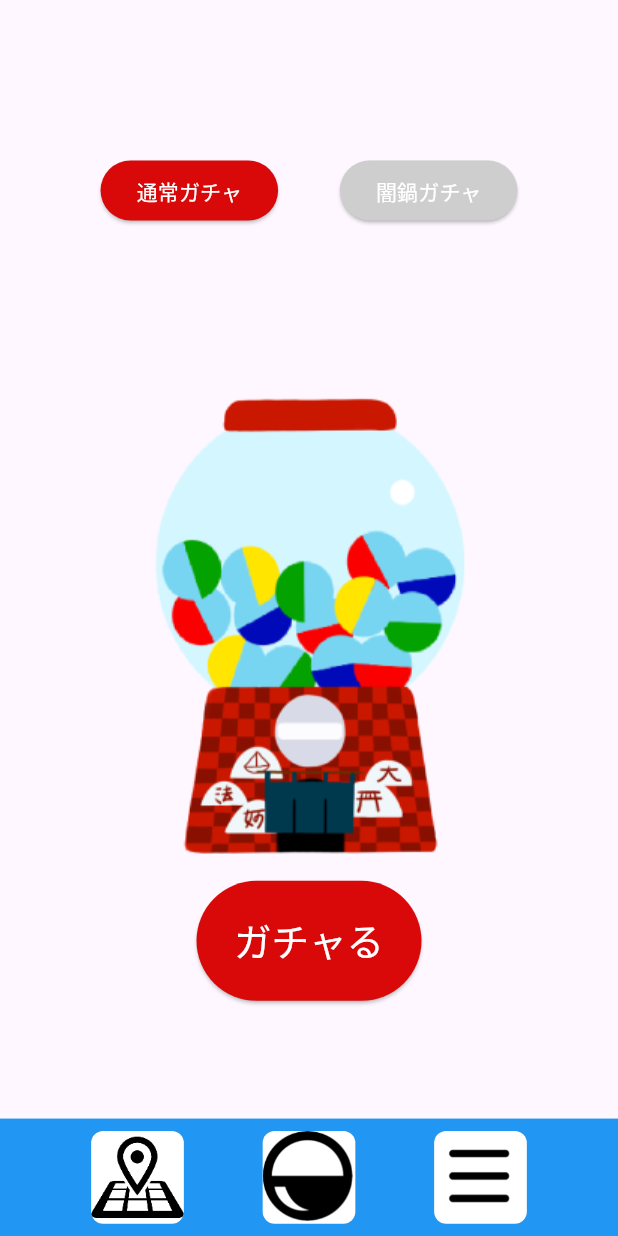
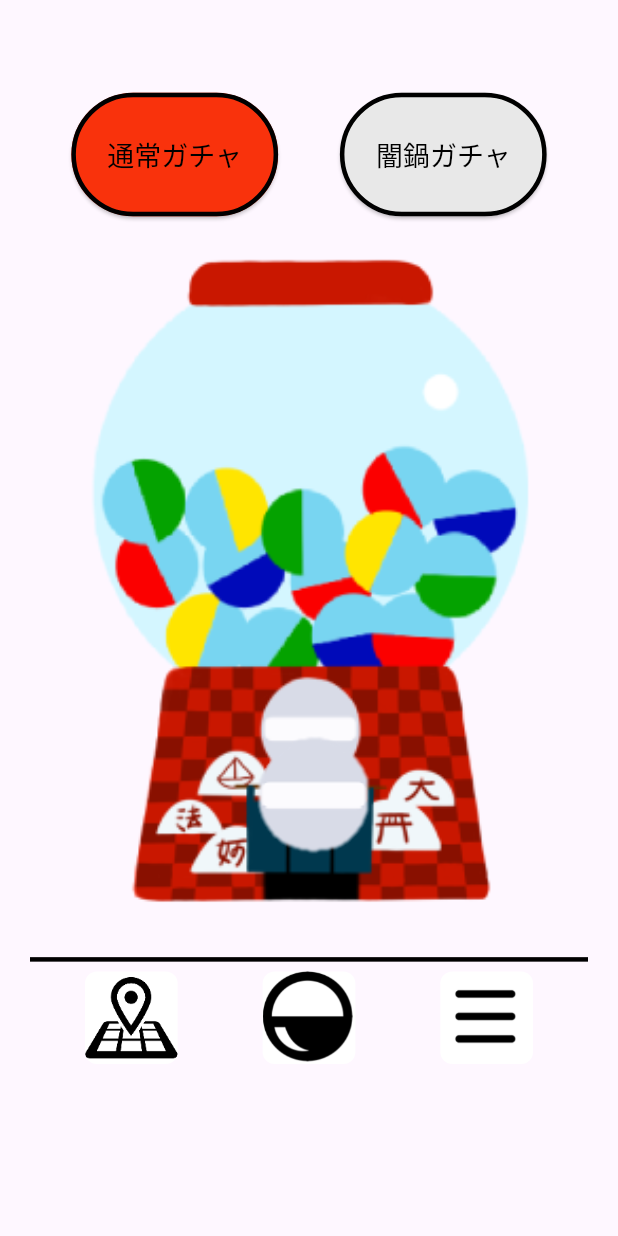
Before and after one commit to simeiro/amanojaku, a Flutter app: the SettingPage screen opened by its route, item 2 of the bottom bar chosen, after a tap on "通常ガチャ", on a phone screen of 412 x 824 dp. Run offline on Flutter 3.47's test engine with Material 2 defaults, Android fonts, the phone set to English and light mode, and no system bars; our stand-ins replace google_fonts, google_maps_flutter.

Commit message:
add: 通常ガチャ画面
-通常ガチャ画面がほぼできた
-下のアイコンができた

```diff
--- a/lib/dark_gotcha_page.dart
+++ b/lib/dark_gotcha_page.dart
@@ -1,104 +1,138 @@
 import 'package:flutter/material.dart';
+import 'package:google_fonts/google_fonts.dart';
 
 class DarkGotchaPage extends StatelessWidget {
   const DarkGotchaPage({super.key});
 
-
   @override
   Widget build(BuildContext context) {
-    final Size size = MediaQuery.of(context).size;
+    final sizes = MediaQuery.of(context).size; // 画面サイズを取得する
     return Scaffold(
         body: Column(
+      // 縦に並べる
       children: [
-            //const Text('マップの画面'),
-            Column( // 縦
-          mainAxisAlignment: MainAxisAlignment.start,
+        Column(
+          // 縦に並べる
+          // mainAxisAlignment: MainAxisAlignment.start,
           children: <Widget>[
-            Row( // 横
-              mainAxisAlignment: MainAxisAlignment.center,
+            Row(
+                // 横に並べる
+                mainAxisAlignment: MainAxisAlignment.center, // 中央に揃える
                 children: [
-                Padding(
-                  padding: EdgeInsets.only(top: size.height * 0.125, right: size.width * 0.1),
-                  child: ElevatedButton( // 「通常ガチャ」ボタン
+                  Container(
+                    // ボタン：通常ガチャ
+                    padding: EdgeInsets.only(
+                        top: sizes.height * 0.075, // 縦要素を7.5%分空ける
+                        right: sizes.width * 0.1 // 横要素を10%分空ける
+                        ),
+                    height: sizes.height * 0.175, // 縦の大きさを全体の17.5%にする
+                    child: ElevatedButton(
                       style: ElevatedButton.styleFrom(
-                      backgroundColor: const Color(0xFFD90909),
-                    ),
-                    child: const Text(
+                          backgroundColor: const Color(0xFFF9320C),
+                          side: const BorderSide(
+                            // 外枠線
+                            color: Colors.black, // テキストカラー：black
+                            width: 3, //太さ
+                          )),
+                      child: Text(
+                        //テキスト：ハンドルをタップ
                         '通常ガチャ',
-                      style: TextStyle(
-                      color: Colors.white, // テキストの色を白に設定
+                        style: GoogleFonts.zenMaruGothic(
+                            // フォント
+                            textStyle:
+                                Theme.of(context).textTheme.headlineMedium,
+                            color: Colors.black, // テキストカラー：black
+                            fontSize: 18 // フォントサイズ：18
                             ),
                       ),
-
-                    onPressed: (){
-                    // ここにボタンを押した時に呼ばれるコードを書く
-                    },
+                      onPressed: () {},
                     ),
                   ),
-                Padding(
-                  padding: EdgeInsets.only(top: size.height * 0.125),
-                  child: ElevatedButton( // 「闇鍋ガチャ」ボタン
+                  Container(
+                    // ボタン：闇鍋ガチャ
+                    padding: EdgeInsets.only(top: sizes.height * 0.075),
+                    height: sizes.height * 0.175,
+                    child: ElevatedButton(
                       style: ElevatedButton.styleFrom(
-                      backgroundColor: const Color(0xFFCECECE),
+                          backgroundColor: const Color(0xFFE8E8E8),
+                          side: const BorderSide(
+                            color: Colors.black,
+                            width: 3,
+                          )),
+                      child: Text(
+                        '闇鍋ガチャ',
+                        style: GoogleFonts.zenMaruGothic(
+                            textStyle:
+                                Theme.of(context).textTheme.headlineMedium,
+                            color: Colors.black,
+                            fontSize: 18),
                       ),
-                    child: const Text(
-                      '闇鍋ガチャ',
-                      style: TextStyle(
-                        color: Colors.white,
-                      ),
-                      ),
-                    onPressed: (){
-                    // ここにボタンを押した時に呼ばれるコードを書く
+                      onPressed: () {
+                        // 闇鍋ガチャの画面に遷移する
                       },
                     ),
                   )
-              ]
+                ]),
+
+            Stack(
+              children: <Widget>[
+                Container(// 通常ガチャ本体
+                  padding: EdgeInsets.only(
+                      top: sizes.height * 0.015,
+                      bottom: sizes.height * 0.02),
+                  width: sizes.width * 0.75,
+                  child: Image.asset(
+                    'images/normal_gacha.png',
+                    fit: BoxFit.fill,
+                  ),
+                ),
+                Container(
+                  padding: EdgeInsets.only(
+                    top: sizes.height * 0.41,
+                    left: sizes.width * 0.26
+                  ),
+                child: Image.asset(
+                  'images/button.png',
+                ),
+                )
+              ],
             ),
 
-            Padding(
-              padding: EdgeInsets.only(top: size.height * 0.125), // 余白
-              child: Image.asset('images/normal_gacha.png'),
+            // Text(
+            //   // テキスト
+            //   'ハンドルをタップ！', // テキスト「ハンドルをタップ!」
+            //   style: GoogleFonts.zenMaruGothic(
+            //       // テキストの色
+            //       textStyle: Theme.of(context).textTheme.headlineMedium,
+            //       color: Colors.black, // テキストの色（白）
+            //       fontSize: 36 // フォントサイズ：16
+            //       ),
+            // ),
+          ],
+        ),
+        // Expanded(
+        //   child: Container(), // 空のコンテナでスペースを占有
+        // ),
+
+        const Divider(
+          // アイコンの区切り線
+          color: Colors.black,
+          thickness: 3,
+          indent: 20,
+          endIndent: 20,
         ),
 
-            Padding( // 「ガチャる」ボタン
-                  padding: EdgeInsets.only(top: size.height * 0.01), // 余白
-                  child: SizedBox( // 「ガチャる」ボタンのサイズ
-                  width: 150, // 横幅
-                  height: 80, // 縦幅
-                  child: ElevatedButton( // 「通常ガチャ」ボタン
-                    style: ElevatedButton.styleFrom( // 色をつける
-                      backgroundColor: const Color(0xFFD90909),
-                    ),
-                    child: const Text( // テキスト
-                      'ガチャる', // テキスト「ガチャる」
-                      style: TextStyle( // テキストの色
-                      color: Colors.white, // テキストの色（白）
-                      fontSize: 25 // フォントサイズ：25
-                      ),
-                    ),
-
-                    onPressed: (){
-                    // ここにボタンを押した時に呼ばれるコードを書く
-                    },
-                  ),
-                )
-              ),
-
-          ],
-        ),
-            Expanded(
-              child: Container(), // 空のコンテナでスペースを占有
-            ),
-            Container( // マップのアイコン
+        SizedBox(
+          // マップのアイコン
           width: double.infinity,
-              padding: EdgeInsets.all(size.height * 0.01),
-              color: Colors.blue,
+          // padding: EdgeInsets.all(size.height * 0.01),
+          // color: Colors.grey,
           child: Row(
             mainAxisAlignment: MainAxisAlignment.spaceEvenly,
             children: [
               Container(
-                    width: size.width * 0.15,
-                    height: size.width * 0.15,
+                width: sizes.width * 0.15,
+                height: sizes.width * 0.15,
                 decoration: BoxDecoration(
                   color: Colors.white,
                   borderRadius: BorderRadius.circular(8.0),
@@ -117,10 +151,10 @@ class DarkGotchaPage extends StatelessWidget {
                   ),
                 ),
               ),
-
-                  Container( // ガチャのアイコン
-                    width: size.width * 0.15,
-                    height: size.width * 0.15,
+              Container(
+                // ガチャのアイコン
+                width: sizes.width * 0.15,
+                height: sizes.width * 0.15,
                 decoration: BoxDecoration(
                   color: Colors.white,
                   borderRadius: BorderRadius.circular(8.0),
@@ -139,10 +173,10 @@ class DarkGotchaPage extends StatelessWidget {
                   ),
                 ),
               ),
-
-                  Container(// 設定画面のアイコン
-                    width: size.width * 0.15,
-                    height: size.width * 0.15,
+              Container(
+                // 設定画面のアイコン
+                width: sizes.width * 0.15,
+                height: sizes.width * 0.15,
                 decoration: BoxDecoration(
                   color: Colors.white,
                   borderRadius: BorderRadius.circular(8.0),
@@ -164,8 +198,8 @@ class DarkGotchaPage extends StatelessWidget {
             ],
           ),
         )
+
       ],
-        ),
-    );
+    ));
   }
 }
--- a/lib/main.dart
+++ b/lib/main.dart
@@ -30,7 +30,9 @@ class MyApp extends StatelessWidget {
       ),
       home: const MyHomePage(title: 'map'),
       routes: {
-        "/map_page": (context) => const MyHomePage(title: 'map',),
+        "/map_page": (context) => const MyHomePage(
+              title: 'map',
+            ),
         "/dark_gotcha_page": (context) => const DarkGotchaPage(),
         "/decision_gotcha_page": (context) => const DecisionGotchaPage(),
         "/setting_page": (context) => const SettingPage(),
@@ -43,8 +45,6 @@ class MyHomePage extends StatefulWidget {
   const MyHomePage({super.key, required this.title});
 
   final String title;
-
-
 
   @override
   State<MyHomePage> createState() => _MyHomePageState();
@@ -59,11 +59,11 @@ class _MyHomePageState extends State<MyHomePage> {
     mapController = controller;
   }
 
-  void getFoodData() async{
+  void getFoodData() async {
     const key = "6e2aa9bdb920f66d"; //api
     const lat = "35.004928278716674"; //緯度
     const lng = "135.75843372522007"; //経度
-    const range_val = "1";// 1: 半径300m
+    const range_val = "1"; // 1: 半径300m
     const count = "50"; // 50件
 
     var url = Uri.parse(
@@ -74,25 +74,28 @@ class _MyHomePageState extends State<MyHomePage> {
     var response = await http.get(url);
     final jsonData = json.decode(response.body);
     // print(jsonData);
-    for(var data in jsonData["results"]["shop"]){
+    for (var data in jsonData["results"]["shop"]) {
       String ans = "";
       bool splitFlag = true;
       // print(data["name"] + " : " + data["budget"]["name"] + " , " + data["budget"]["average"]);
-      for(var i = 0; i < data["budget"]["name"].length; i++){
-        if(int.tryParse(data["budget"]["name"][i]) != null){
+      for (var i = 0; i < data["budget"]["name"].length; i++) {
+        if (int.tryParse(data["budget"]["name"][i]) != null) {
           ans += data["budget"]["name"][i];
           splitFlag = true;
-        }else if(splitFlag){
+        } else if (splitFlag) {
           ans += ",";
           splitFlag = false;
         }
       }
-      for(var i = 0; i < data["budget"]["average"].length; i++){
-        if(int.tryParse(data["budget"]["average"][i]) != null){ // 数字であれば
+      for (var i = 0; i < data["budget"]["average"].length; i++) {
+        if (int.tryParse(data["budget"]["average"][i]) != null) {
+          // 数字であれば
           ans += data["budget"]["average"][i];
           splitFlag = true;
-        }else if(splitFlag){ //,,,,,のように何回も,を文字列に追加しないためのflag
-          if(data["budget"]["average"][i] != ","){ //文字がカンマでなければ
+        } else if (splitFlag) {
+          //,,,,,のように何回も,を文字列に追加しないためのflag
+          if (data["budget"]["average"][i] != ",") {
+            //文字がカンマでなければ
             ans += ",";
             splitFlag = false;
           }
@@ -102,17 +105,21 @@ class _MyHomePageState extends State<MyHomePage> {
       numbersList.removeLast();
       // print(numbersList);
       int sum = 0;
-      for(var data in numbersList){
+      for (var data in numbersList) {
         sum += int.tryParse(data)!;
       }
       // print(sum / numbersList.length);
-      print((sum / numbersList.length).toString() + "円 : " + data["name"] +" : " +  data["genre"]["name"]);
+      print((sum / numbersList.length).toString() +
+          "円 : " +
+          data["name"] +
+          " : " +
+          data["genre"]["name"]);
       // print(data["lat"].toString() + ", " + data["lng"].toString()); // 緯度と経度
       //
     }
   }
 
-  void getTouristSpot() async{
+  void getTouristSpot() async {
     // String csv = await rootBundle.loadString('assets/kyoto-tourist-spot.csv');
     // final input = File('assets/kyoto-tourist-spot.csv').openRead();
     // final fields = await input
@@ -120,11 +127,9 @@ class _MyHomePageState extends State<MyHomePage> {
     //     .transform(const CsvToListConverter())
     //     .toList();
 
-
     // for (final row in fields) {
     //   print(row);
     // }
-
   }
 
   @override
@@ -160,20 +165,25 @@ class _MyHomePageState extends State<MyHomePage> {
 
       bottomNavigationBar: Column(
         children: [
-           Expanded(
+          SizedBox(
+            height: size.height * 0.85,
               child: GoogleMap(
             onMapCreated: _onMapCreated,
-                 initialCameraPosition: CameraPosition(
-                   target: _center,
-                   zoom: 11.0
-                 ),
+            initialCameraPosition: CameraPosition(target: _center, zoom: 11.0),
           )),
 
+          const Divider(
+          // アイコンの区切り線
+          color: Colors.black,
+          thickness: 3,
+          indent: 20,
+          endIndent: 20,
+        ),
 
-           Container(
+          SizedBox(
             width: double.infinity,
-              padding: EdgeInsets.all(size.height * 0.01),
-              color: Colors.blue,
+            // padding: EdgeInsets.all(size.height * 0.01),
+            // color: Colors.blue,
             child: Row(
               mainAxisAlignment: MainAxisAlignment.spaceEvenly,
               children: [
@@ -198,7 +208,6 @@ class _MyHomePageState extends State<MyHomePage> {
                     ),
                   ),
                 ),
-
                 Container(
                   width: size.width * 0.15,
                   height: size.width * 0.15,
@@ -220,7 +229,6 @@ class _MyHomePageState extends State<MyHomePage> {
                     ),
                   ),
                 ),
-
                 Container(
                   width: size.width * 0.15,
                   height: size.width * 0.15,
--- a/lib/setting_page.dart
+++ b/lib/setting_page.dart
@@ -6,23 +6,25 @@ class SettingPage extends StatelessWidget {
   @override
   Widget build(BuildContext context) {
     final Size size = MediaQuery.of(context).size;
-    // TODO: implement build
     return Scaffold(
       appBar: AppBar(
         title: const Text("設定"),
       ),
       body: Column(
         children: [
-            const Text('設定の画面'),
-            const Text('その１'),
-            const Text('その２'),
-            Expanded(
-              child: Container(), // 空のコンテナでスペースを占有
+          Container(
+            padding: EdgeInsets.only(top: size.height * 0.74),
+            // child: Container(), // 空のコンテナでスペースを占有
           ),
-            Container(
+          const Divider(
+            // アイコンの区切り線
+            color: Colors.black,
+            thickness: 3,
+            indent: 20,
+            endIndent: 20,
+          ),
+          SizedBox(
             width: double.infinity,
-              padding: EdgeInsets.all(size.height * 0.01),
-              color: Colors.blue,
             child: Row(
               mainAxisAlignment: MainAxisAlignment.spaceEvenly,
               children: [
@@ -47,7 +49,6 @@ class SettingPage extends StatelessWidget {
                     ),
                   ),
                 ),
-
                 Container(
                   width: size.width * 0.15,
                   height: size.width * 0.15,
@@ -69,7 +70,6 @@ class SettingPage extends StatelessWidget {
                     ),
                   ),
                 ),
-
                 Container(
                   width: size.width * 0.15,
                   height: size.width * 0.15,
@@ -98,5 +98,4 @@ class SettingPage extends StatelessWidget {
       ),
     );
   }
-
 }
--- a/pubspec.yaml
+++ b/pubspec.yaml
@@ -39,6 +39,7 @@ dependencies:
   csv: ^5.0.2
   google_maps_flutter: ^2.4.0
   google_maps_flutter_web: ^0.5.4
+  google_fonts: ^5.1.0
 
 dev_dependencies:
   flutter_test:
```
Also changed, not shown: images/button.png (added), pubspec.lock, 1 other file. Lines whose indentation alone changed are shown as unchanged.
